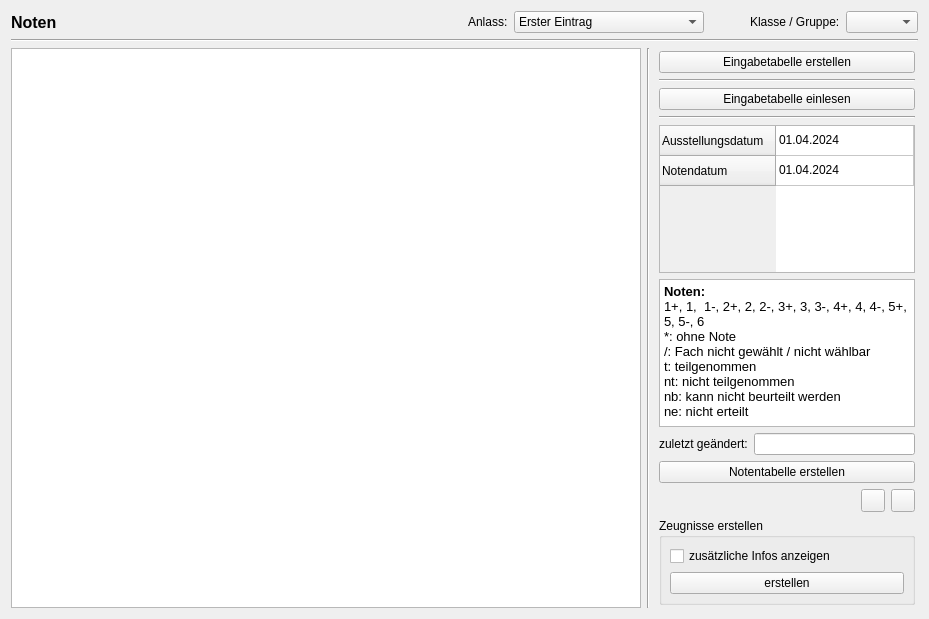
This is WZ/program-data/ui/grades.ui in gradgrind/WZS as Qt 5 draws it before an edit. The edited form follows.
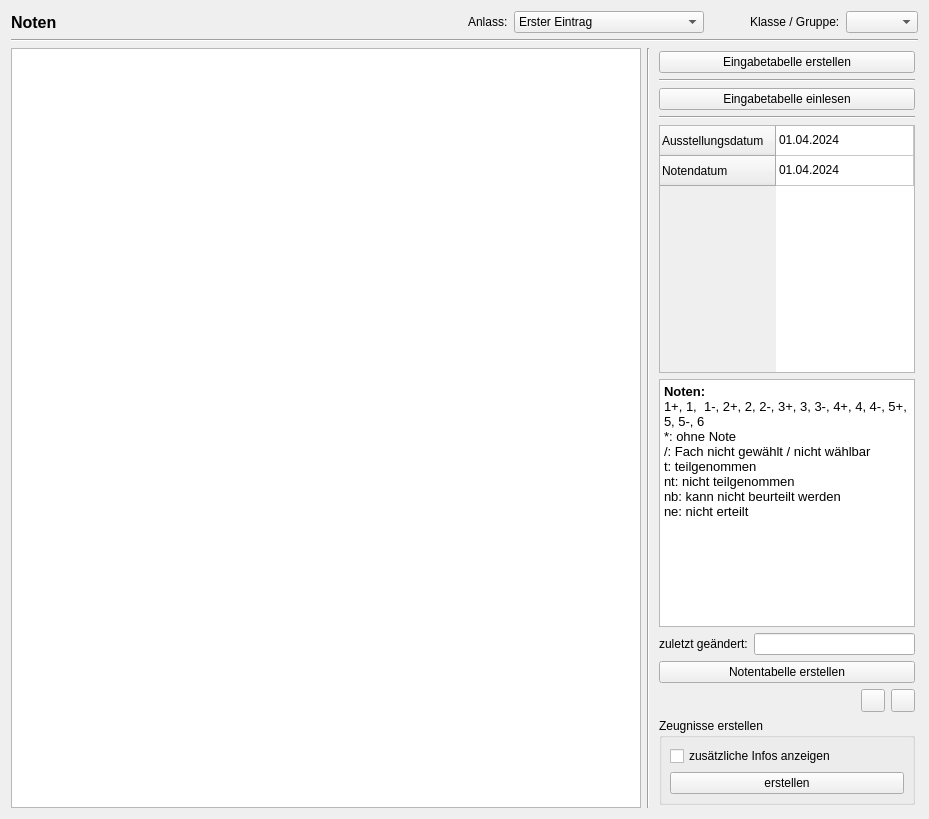
This is the edited form. Icons and pictures are not drawn.

What changed in the file:
```diff
--- a/WZ/program-data/ui/grades.ui
+++ b/WZ/program-data/ui/grades.ui
@@ -7,7 +7,7 @@
     <x>0</x>
     <y>0</y>
     <width>929</width>
-    <height>619</height>
+    <height>819</height>
    </rect>
   </property>
   <property name="sizePolicy">
```
Left out of the diff: 4 changed lines with no effect on the pictures.
